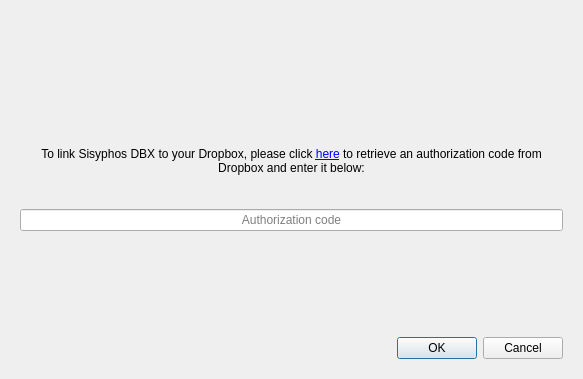
This is sisyphosdbx/gui/first_sync_dialog.ui in samschott/maestral as Qt 5 draws it before an edit. The edited form follows.
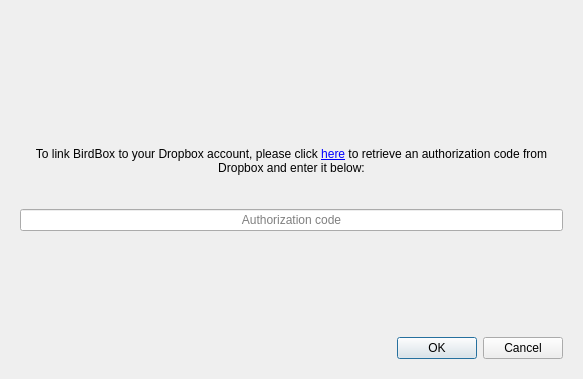
This is the edited form. The open tabs and pages were chosen to show the change. Icons and pictures are not drawn.

Commit message: rebranding to BirdBox

Patch:
```diff
--- a/sisyphosdbx/gui/first_sync_dialog.ui
+++ b/sisyphosdbx/gui/first_sync_dialog.ui
@@ -153,7 +153,7 @@
        <item row="1" column="0">
         <widget class="QLabel" name="labelAuthLink">
          <property name="text">
-          <string>&lt;html&gt;&lt;head/&gt;&lt;body&gt;&lt;p align=&quot;center&quot;&gt;To link Sisyphos DBX to your Dropbox, please click &lt;a href=&quot;http://faz.net&quot;&gt;here&lt;/a&gt; to retrieve an authorization code from Dropbox and enter it below:&lt;/p&gt;&lt;/body&gt;&lt;/html&gt;</string>
+          <string>&lt;html&gt;&lt;head/&gt;&lt;body&gt;&lt;p align=&quot;center&quot;&gt;To link BirdBox to your Dropbox account, please click &lt;a href=&quot;http://faz.net&quot;&gt;here&lt;/a&gt; to retrieve an authorization code from Dropbox and enter it below:&lt;/p&gt;&lt;/body&gt;&lt;/html&gt;</string>
          </property>
          <property name="alignment">
           <set>Qt::AlignCenter</set>
```
Left out of the diff: 2 changed lines with no effect on the pictures. The commit also changes 15 other files.
